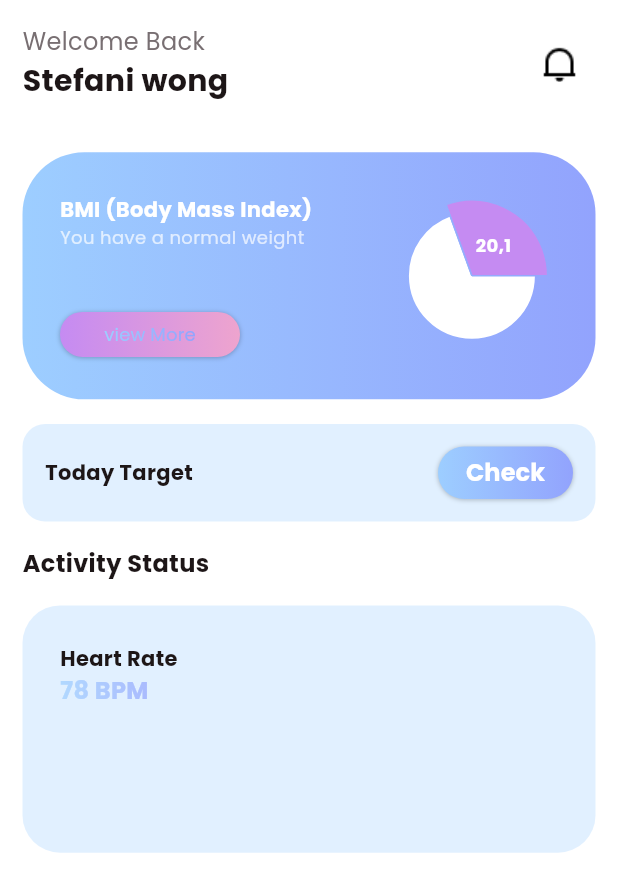
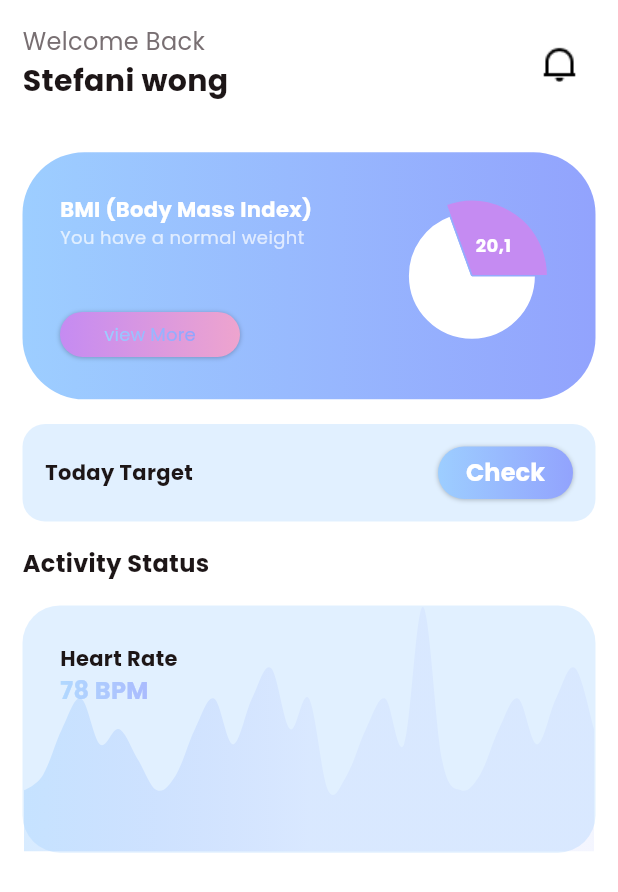
Before and after one commit to sdhaputhanthrie/Fitness-App, a Flutter app: the HomeView screen opened directly, on a phone screen of 412 x 824 dp. Shown: the top 892 px of the screen. Run offline on Flutter 3.47's test engine with Material 3 defaults, Android fonts, the phone set to English and light mode, and no system bars; drawn by our look-alikes of fl_chart; our stand-ins replace carousel_slider.

Commit message:
add some changes

```diff
--- a/lib/view/home/home_view.dart
+++ b/lib/view/home/home_view.dart
@@ -312,6 +312,94 @@ class _HomeViewState extends State<HomeView> {
                           ],
                         ),
                       ),
+                      LineChart(
+            LineChartData(
+              showingTooltipIndicators: showingTooltipOnSpots.map((index) {
+                return ShowingTooltipIndicators([
+                  LineBarSpot(
+                    tooltipsOnBar,
+                    lineBarsData.indexOf(tooltipsOnBar),
+                    tooltipsOnBar.spots[index],
+                  ),
+                ]);
+              }).toList(),
+              lineTouchData: LineTouchData(
+                enabled: true,
+                handleBuiltInTouches: false,
+                touchCallback:
+                    (FlTouchEvent event, LineTouchResponse? response) {
+                  if (response == null || response.lineBarSpots == null) {
+                    return;
+                  }
+                  if (event is FlTapUpEvent) {
+                    final spotIndex = response.lineBarSpots!.first.spotIndex;
+                    setState(() {
+                      if (showingTooltipOnSpots.contains(spotIndex)) {
+                        showingTooltipOnSpots.remove(spotIndex);
+                      } else {
+                        showingTooltipOnSpots.add(spotIndex);
+                      }
+                    });
+                  }
+                },
+                mouseCursorResolver:
+                    (FlTouchEvent event, LineTouchResponse? response) {
+                  if (response == null || response.lineBarSpots == null) {
+                    return SystemMouseCursors.basic;
+                  }
+                  return SystemMouseCursors.click;
+                },
+                getTouchedSpotIndicator:
+                    (LineChartBarData barData, List<int> spotIndexes) {
+                  return spotIndexes.map((index) {
+                    return TouchedSpotIndicatorData(
+                      const FlLine(
+                        color: Colors.pink,
+                      ),
+                      FlDotData(
+                        show: true,
+                        getDotPainter: (spot, percent, barData, index) =>
+                            FlDotCirclePainter(
+                          radius: 8,
+                          color:Colors.red,
+                          strokeWidth: 2,
+                          strokeColor:TColor.secondaryColor1,
+                        ),
+                      ),
+                    );
+                  }).toList();
+                },
+                touchTooltipData: LineTouchTooltipData(
+                  getTooltipColor: (touchedSpot) => Colors.pink,
+                  tooltipBorderRadius: BorderRadius.circular(8),
+                  getTooltipItems: (List<LineBarSpot> lineBarsSpot) {
+                    return lineBarsSpot.map((lineBarSpot) {
+                      return LineTooltipItem(
+                        lineBarSpot.y.toString(),
+                        const TextStyle(
+                          color: Colors.white,
+                          fontWeight: FontWeight.bold,
+                        ),
+                      );
+                    }).toList();
+                  },
+                ),
+              ),
+              lineBarsData: lineBarsData,
+              minY: 0,
+              titlesData: FlTitlesData(
+                show: false,
+
+              ),
+              gridData: const FlGridData(show: false),
+              borderData: FlBorderData(
+                show: true,
+                border: Border.all(
+                  color: Colors.transparent ,
+                ),
+              ),
+            ),
+        )
                     ],
                   ),
                 ),
```
